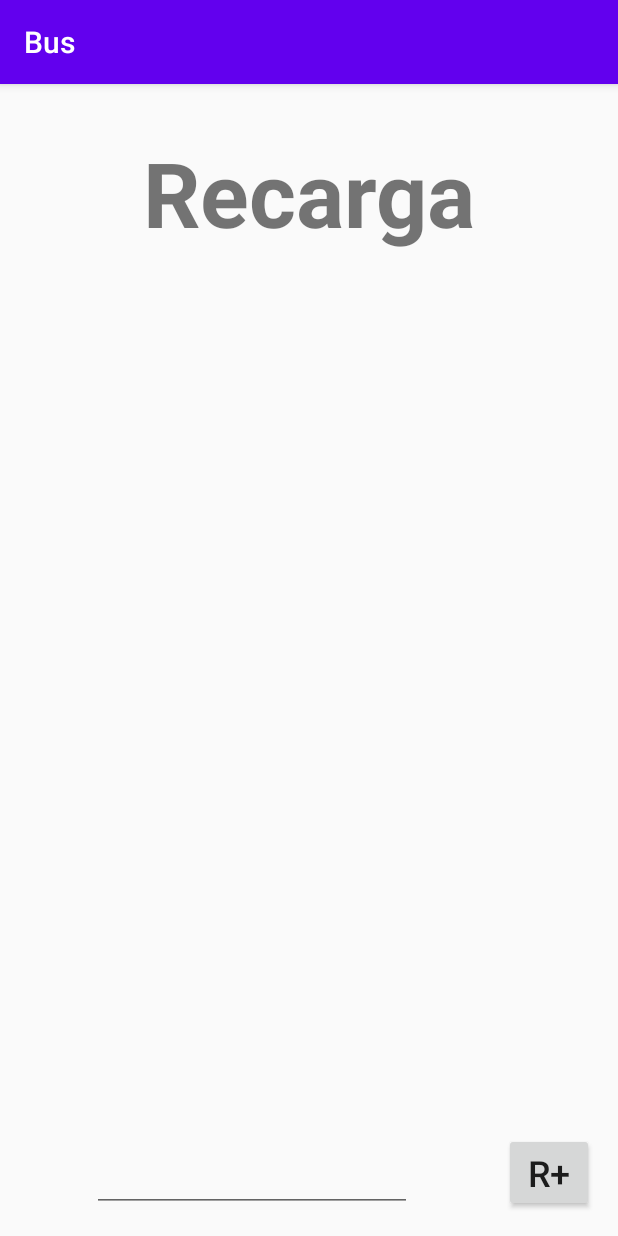
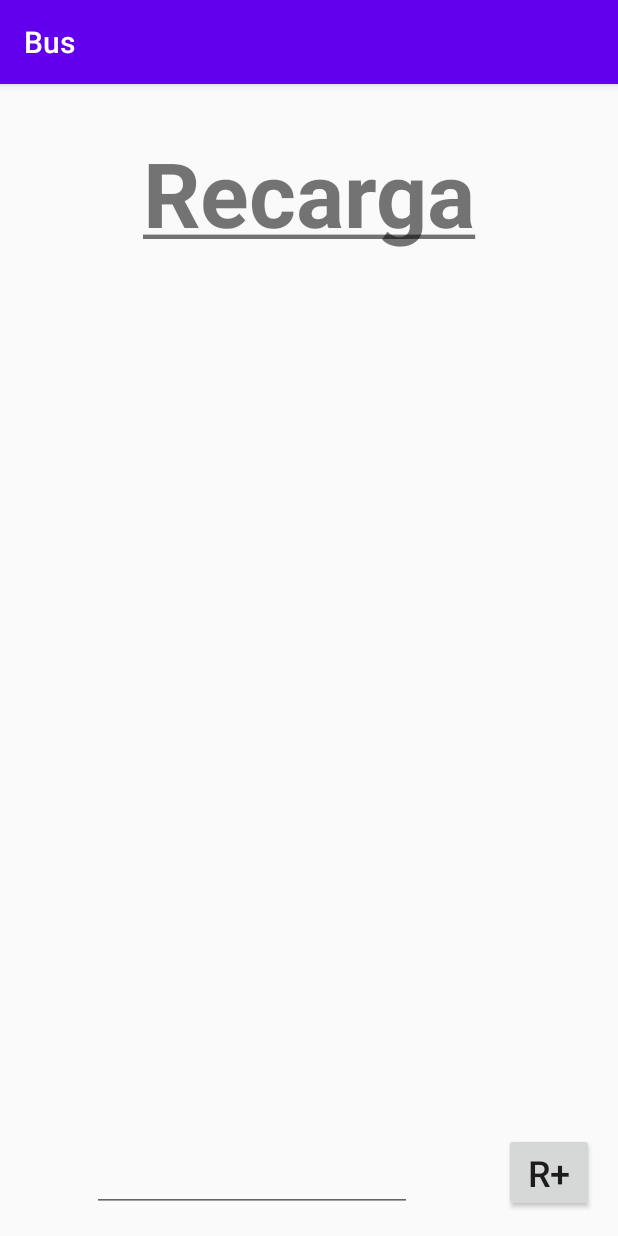
Before and after one commit to JSalram/Android, an Android app: the screen it shows after launch (MainActivity), after a tap on "R+", on a phone screen of 412 x 824 dp. Run offline under Robolectric (Android 15) with nearby library versions, the phone set to English and light mode, and no system bars.

Commit message:
Subrayado Bus App

```diff
--- a/Bus/app/src/main/java/com/salram/bus/MainActivity.java
+++ b/Bus/app/src/main/java/com/salram/bus/MainActivity.java
@@ -109,7 +109,7 @@ public class MainActivity extends AppCompatActivity
             viaje.setVisibility(View.GONE);
             dineroRecarga.setVisibility(View.VISIBLE);
             viajesRestantes.setVisibility(View.GONE);
-            titulo.setText("Recarga");
+            titulo.setText(R.string.tituloRecarga);
             recargando = true;
         }
     }
@@ -117,7 +117,7 @@ public class MainActivity extends AppCompatActivity
     {
         saldoTarjeta = 0;
         saldo.setText(String.valueOf(saldoTarjeta));
-        viajesRestantes.setText("Viajes restantes: 0");
+        viajesRestantes();
         escribeFichero(getApplicationContext());
         return false;
     }
--- a/Bus/app/src/main/res/values/strings.xml
+++ b/Bus/app/src/main/res/values/strings.xml
@@ -2,5 +2,6 @@
     <string name="app_name">Bus</string>
     <string name="viaje">Viaje</string>
     <string name="recarga">R+</string>
-    <string name="saldo">Saldo</string>
+    <string name="saldo"><u>Saldo</u></string>
+    <string name="tituloRecarga"><u>Recarga</u></string>
 </resources>
```
